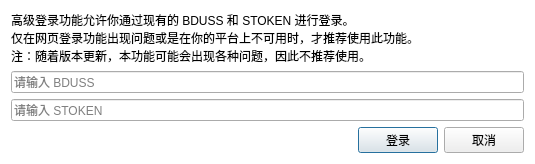
Qt form resf/login_by_bduss.ui (clb-128258/TiebaDesktop) before a commit.
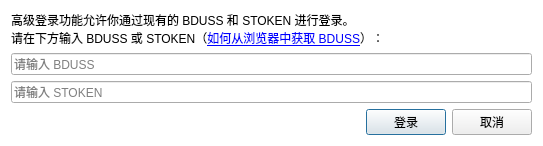
The same form after that commit.

Commit message: add qr code login feature

Patch:
```diff
--- a/resf/login_by_bduss.ui
+++ b/resf/login_by_bduss.ui
@@ -6,8 +6,8 @@
    <rect>
     <x>0</x>
     <y>0</y>
-    <width>535</width>
-    <height>158</height>
+    <width>543</width>
+    <height>142</height>
    </rect>
   </property>
   <property name="windowTitle">
@@ -36,9 +36,7 @@
    <item row="0" column="0" colspan="3">
     <widget class="QLabel" name="label">
      <property name="text">
-      <string>高级登录功能允许你通过现有的 BDUSS 和 STOKEN 进行登录。
-仅在网页登录功能出现问题或是在你的平台上不可用时，才推荐使用此功能。
-注：随着版本更新，本功能可能会出现各种问题，因此不推荐使用。</string>
+      <string>&lt;html&gt;&lt;head/&gt;&lt;body&gt;&lt;p&gt;高级登录功能允许你通过现有的 BDUSS 和 STOKEN 进行登录。&lt;br&gt;请在下方输入 BDUSS 或 STOKEN（&lt;a href=&quot;https://aiotieba.cc/tutorial/start/#bduss&quot;&gt;&lt;span style=&quot; text-decoration: underline; color:#0000ff;&quot;&gt;如何从浏览器中获取 BDUSS&lt;/span&gt;&lt;/a&gt;）：&lt;/p&gt;&lt;/body&gt;&lt;/html&gt;</string>
      </property>
      <property name="wordWrap">
       <bool>true</bool>
```
Left out of the diff: 3 changed lines with no effect on the pictures. The commit also changes 6 other files.
